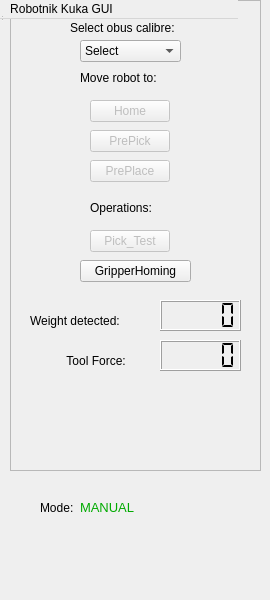
Qt form resource/RqtKuka.ui (asoriano1/rqt_kuka) before a commit.
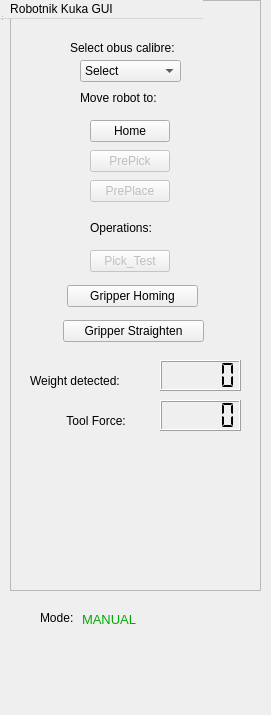
The same form after that commit. Icons and pictures are not drawn.

Commit message: added gripper straighten button

```diff
--- a/resource/RqtKuka.ui
+++ b/resource/RqtKuka.ui
@@ -6,8 +6,8 @@
    <rect>
     <x>0</x>
     <y>0</y>
-    <width>270</width>
-    <height>600</height>
+    <width>271</width>
+    <height>715</height>
    </rect>
   </property>
   <property name="windowTitle">
@@ -19,7 +19,7 @@
      <x>0</x>
      <y>0</y>
      <width>271</width>
-     <height>481</height>
+     <height>601</height>
     </rect>
    </property>
    <widget class="QFrame" name="frame">
@@ -28,7 +28,7 @@
       <x>10</x>
       <y>0</y>
       <width>251</width>
-      <height>471</height>
+      <height>591</height>
      </rect>
     </property>
     <property name="frameShape">
@@ -41,7 +41,7 @@
      <property name="geometry">
       <rect>
        <x>20</x>
-       <y>380</y>
+       <y>440</y>
        <width>211</width>
        <height>81</height>
       </rect>
@@ -60,13 +60,13 @@
      <property name="geometry">
       <rect>
        <x>70</x>
-       <y>40</y>
+       <y>60</y>
        <width>101</width>
        <height>22</height>
       </rect>
      </property>
-     <property name="currentText">
-      <string>Select</string>
+     <property name="maxVisibleItems">
+      <number>10</number>
      </property>
      <item>
       <property name="text">
@@ -98,7 +98,7 @@
      <property name="geometry">
       <rect>
        <x>60</x>
-       <y>20</y>
+       <y>40</y>
        <width>141</width>
        <height>16</height>
       </rect>
@@ -111,7 +111,7 @@
      <property name="geometry">
       <rect>
        <x>20</x>
-       <y>310</y>
+       <y>370</y>
        <width>121</width>
        <height>21</height>
       </rect>
@@ -124,7 +124,7 @@
      <property name="geometry">
       <rect>
        <x>50</x>
-       <y>350</y>
+       <y>410</y>
        <width>121</width>
        <height>21</height>
       </rect>
@@ -137,7 +137,7 @@
      <property name="geometry">
       <rect>
        <x>150</x>
-       <y>340</y>
+       <y>400</y>
        <width>81</width>
        <height>31</height>
       </rect>
@@ -153,7 +153,7 @@
      <property name="geometry">
       <rect>
        <x>80</x>
-       <y>130</y>
+       <y>150</y>
        <width>80</width>
        <height>22</height>
       </rect>
@@ -169,7 +169,7 @@
      <property name="geometry">
       <rect>
        <x>80</x>
-       <y>230</y>
+       <y>250</y>
        <width>80</width>
        <height>22</height>
       </rect>
@@ -185,7 +185,7 @@
      <property name="geometry">
       <rect>
        <x>80</x>
-       <y>160</y>
+       <y>180</y>
        <width>80</width>
        <height>22</height>
       </rect>
@@ -196,12 +196,12 @@
     </widget>
     <widget class="QPushButton" name="Home_Button">
      <property name="enabled">
-      <bool>false</bool>
+      <bool>true</bool>
      </property>
      <property name="geometry">
       <rect>
        <x>80</x>
-       <y>100</y>
+       <y>120</y>
        <width>80</width>
        <height>22</height>
       </rect>
@@ -214,7 +214,7 @@
      <property name="geometry">
       <rect>
        <x>150</x>
-       <y>300</y>
+       <y>360</y>
        <width>81</width>
        <height>31</height>
       </rect>
@@ -230,7 +230,7 @@
      <property name="geometry">
       <rect>
        <x>70</x>
-       <y>70</y>
+       <y>90</y>
        <width>101</width>
        <height>16</height>
       </rect>
@@ -243,7 +243,7 @@
      <property name="geometry">
       <rect>
        <x>80</x>
-       <y>200</y>
+       <y>220</y>
        <width>91</width>
        <height>16</height>
       </rect>
@@ -252,6 +252,22 @@
       <string>Operations:</string>
      </property>
     </widget>
+    <widget class="QPushButton" name="Gripper_Straighten_Button">
+     <property name="enabled">
+      <bool>true</bool>
+     </property>
+     <property name="geometry">
+      <rect>
+       <x>53</x>
+       <y>320</y>
+       <width>141</width>
+       <height>22</height>
+      </rect>
+     </property>
+     <property name="text">
+      <string>Gripper Straighten</string>
+     </property>
+    </widget>
    </widget>
   </widget>
   <widget class="QMenuBar" name="menubar">
@@ -259,7 +275,7 @@
     <rect>
      <x>0</x>
      <y>0</y>
-     <width>238</width>
+     <width>203</width>
      <height>19</height>
     </rect>
    </property>
@@ -283,21 +299,21 @@
   <widget class="QPushButton" name="Gripper_Homing_Button">
    <property name="geometry">
     <rect>
-     <x>80</x>
-     <y>260</y>
-     <width>111</width>
+     <x>67</x>
+     <y>285</y>
+     <width>131</width>
      <height>22</height>
     </rect>
    </property>
    <property name="text">
-    <string>GripperHoming</string>
+    <string>Gripper Homing</string>
    </property>
   </widget>
   <widget class="QLabel" name="label_24">
    <property name="geometry">
     <rect>
      <x>40</x>
-     <y>500</y>
+     <y>610</y>
      <width>41</width>
      <height>16</height>
     </rect>
@@ -309,8 +325,8 @@
   <widget class="QLabel" name="mode_label">
    <property name="geometry">
     <rect>
-     <x>80</x>
-     <y>497</y>
+     <x>82</x>
+     <y>609</y>
      <width>151</width>
      <height>20</height>
     </rect>
@@ -334,7 +350,7 @@
    <property name="geometry">
     <rect>
      <x>20</x>
-     <y>530</y>
+     <y>640</y>
      <width>231</width>
      <height>41</height>
     </rect>
@@ -347,7 +363,7 @@
    <property name="geometry">
     <rect>
      <x>170</x>
-     <y>580</y>
+     <y>690</y>
      <width>91</width>
      <height>16</height>
     </rect>
```
